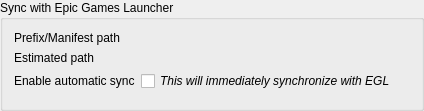
First picture: the form in rare/ui/components/tabs/games/integrations/egl_sync_group.ui, repository RareDevs/Rare, before the edit.
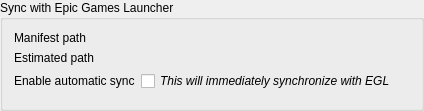
Second picture: the form after the edit.

Patch:
```diff
--- a/rare/ui/components/tabs/games/integrations/egl_sync_group.ui
+++ b/rare/ui/components/tabs/games/integrations/egl_sync_group.ui
@@ -29,7 +29,7 @@
    <item row="0" column="0">
     <widget class="QLabel" name="egl_path_edit_label">
      <property name="text">
-      <string>Prefix/Manifest path</string>
+      <string>Manifest path</string>
      </property>
     </widget>
    </item>
```
